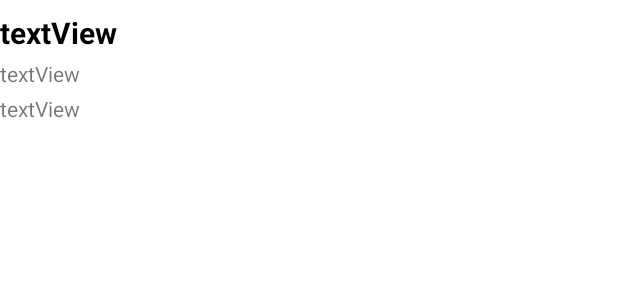
After one commit to legion-11/FindAnime, an Android app: the layout default_text_layout.xml on its own in the app's theme, with its tools: preview values and no code run, on a phone screen of 412 x 824 dp. The commit adds this screen. Shown: the top 300 px of the screen. Run offline under Robolectric (Android 15) with nearby library versions, the phone set to English and light mode, and no system bars.

Commit message:
after paging attempt

```diff
--- a/app/build.gradle
+++ b/app/build.gradle
@@ -66,10 +66,11 @@ dependencies {
     implementation 'org.jetbrains.kotlinx:kotlinx-coroutines-core:1.5.0'
     implementation 'org.jetbrains.kotlinx:kotlinx-coroutines-android:1.5.0'
 
-
     def room_version = "2.3.0"
     implementation "androidx.room:room-runtime:$room_version"
     kapt "androidx.room:room-compiler:$room_version"
     // optional - Kotlin Extensions and Coroutines support for Room
     implementation "androidx.room:room-ktx:$room_version"
+
+    implementation "com.github.skydoves:androidveil:1.1.1"
 }
--- a/app/src/main/java/com/dmytroa/findanime/dataClasses/retrofit/Result.kt
+++ b/app/src/main/java/com/dmytroa/findanime/dataClasses/retrofit/Result.kt
@@ -2,7 +2,7 @@ package com.dmytroa.findanime.dataClasses.retrofit
 
 data class Result(
     val anilist: Int,
-    val episode: Any,
+    val episode: Any?,
     val filename: String,
     val from: Double,
     val image: String,
--- a/app/src/main/java/com/dmytroa/findanime/retrofit/RetrofitInstance.kt
+++ b/app/src/main/java/com/dmytroa/findanime/retrofit/RetrofitInstance.kt
@@ -1,12 +1,12 @@
 package com.dmytroa.findanime.retrofit
 
 import com.google.gson.GsonBuilder
-import okhttp3.Dispatcher
 import okhttp3.OkHttpClient
 import okhttp3.logging.HttpLoggingInterceptor
 import retrofit2.Retrofit
 import retrofit2.converter.gson.GsonConverterFactory
 import java.util.concurrent.TimeUnit
+
 
 class RetrofitInstance {
     companion object {
@@ -17,8 +17,8 @@ class RetrofitInstance {
             val logging = HttpLoggingInterceptor().apply { setLevel(HttpLoggingInterceptor.Level.BODY) }
 
             val client = OkHttpClient.Builder()
+                .connectTimeout(60, TimeUnit.SECONDS)
                 .addInterceptor(logging)
-                .connectTimeout(60, TimeUnit.SECONDS)
                 .readTimeout(60,TimeUnit.SECONDS).build()
 
             return retrofit ?: Retrofit.Builder().baseUrl("https://api.trace.moe/")
--- a/app/src/main/java/com/dmytroa/findanime/roomDB/dao/SearchDao.kt
+++ b/app/src/main/java/com/dmytroa/findanime/roomDB/dao/SearchDao.kt
@@ -1,5 +1,6 @@
 package com.dmytroa.findanime.roomDB.dao
 
+import androidx.paging.PagingSource
 import androidx.room.*
 import com.dmytroa.findanime.dataClasses.roomDBEntity.SearchItem
 import kotlinx.coroutines.flow.Flow
@@ -21,5 +22,4 @@ interface SearchDao {
 
     @Query("SELECT * FROM searchItem ORDER BY id DESC")
     fun getAll(): Flow<Array<SearchItem>>
-
 }
--- /dev/null
+++ b/app/src/main/res/layout/default_text_layout.xml
@@ -0,0 +1,46 @@
+<?xml version="1.0" encoding="utf-8"?>
+<androidx.constraintlayout.widget.ConstraintLayout xmlns:android="http://schemas.android.com/apk/res/android"
+    xmlns:app="http://schemas.android.com/apk/res-auto"
+    xmlns:tools="http://schemas.android.com/tools"
+    android:layout_width="match_parent"
+    android:layout_height="wrap_content">
+
+    <TextView
+        android:id="@+id/nameTextView"
+        android:layout_width="0dp"
+        android:layout_height="wrap_content"
+        android:layout_marginTop="8dp"
+        android:textColor="@color/theme_color_inverse"
+        android:textSize="20sp"
+        android:textStyle="bold"
+        app:layout_constraintEnd_toEndOf="parent"
+        app:layout_constraintHorizontal_bias="0.5"
+        app:layout_constraintStart_toStartOf="parent"
+        app:layout_constraintTop_toTopOf="parent"
+        tools:text="textView" />
+
+    <TextView
+        android:id="@+id/similarityTextView"
+        android:layout_width="0dp"
+        android:layout_height="wrap_content"
+        android:layout_marginTop="4dp"
+        android:layout_weight="1"
+        app:layout_constraintEnd_toEndOf="parent"
+        app:layout_constraintHorizontal_bias="0.0"
+        app:layout_constraintStart_toStartOf="parent"
+        app:layout_constraintTop_toBottomOf="@+id/nameTextView"
+        app:layout_constraintWidth_percent="0.5"
+        tools:text="textView" />
+
+    <TextView
+        android:layout_width="0dp"
+        android:layout_height="wrap_content"
+        android:layout_marginTop="4dp"
+        app:layout_constraintEnd_toEndOf="parent"
+        app:layout_constraintHorizontal_bias="0.0"
+        app:layout_constraintStart_toStartOf="parent"
+        app:layout_constraintTop_toBottomOf="@+id/similarityTextView"
+        app:layout_constraintWidth_percent="0.5"
+        tools:text="textView" />
+
+</androidx.constraintlayout.widget.ConstraintLayout>
```
Also changed, not shown: app/src/main/java/com/dmytroa/findanime/fragments/SearchFragment.kt (+91 -43 lines), app/src/main/java/com/dmytroa/findanime/fragments/SearchFragmentViewModel.kt (+10 -1 lines), app/src/main/res/layout/default_buttons_layout.xml (added, +25 -0 lines), app/src/main/res/layout/search_items.xml (+55 -35 lines).
